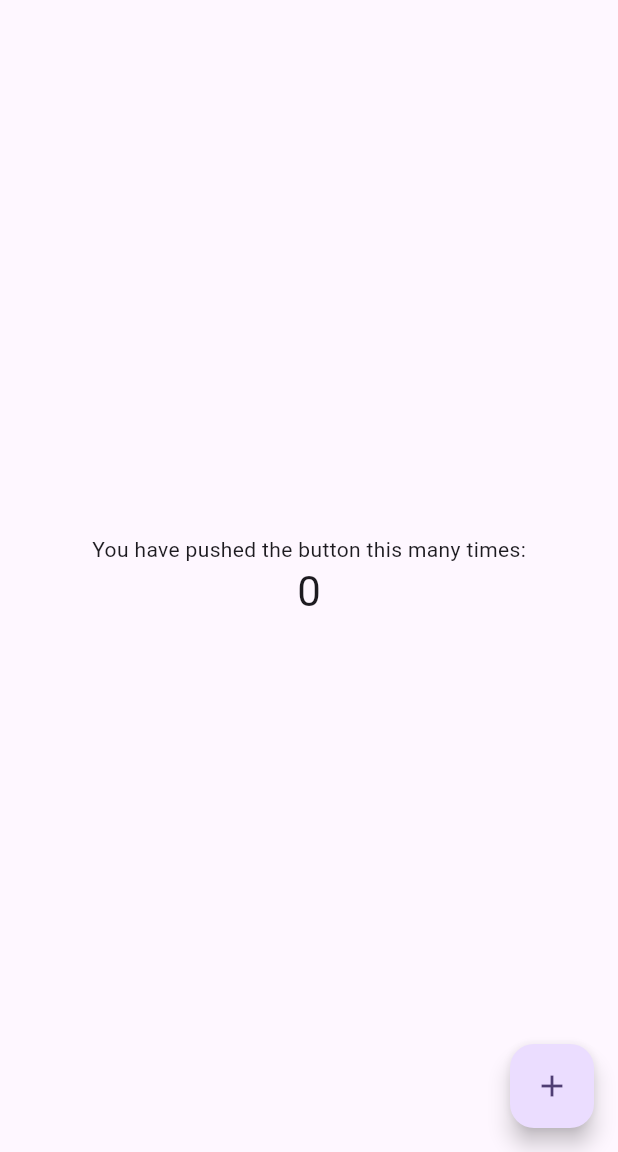
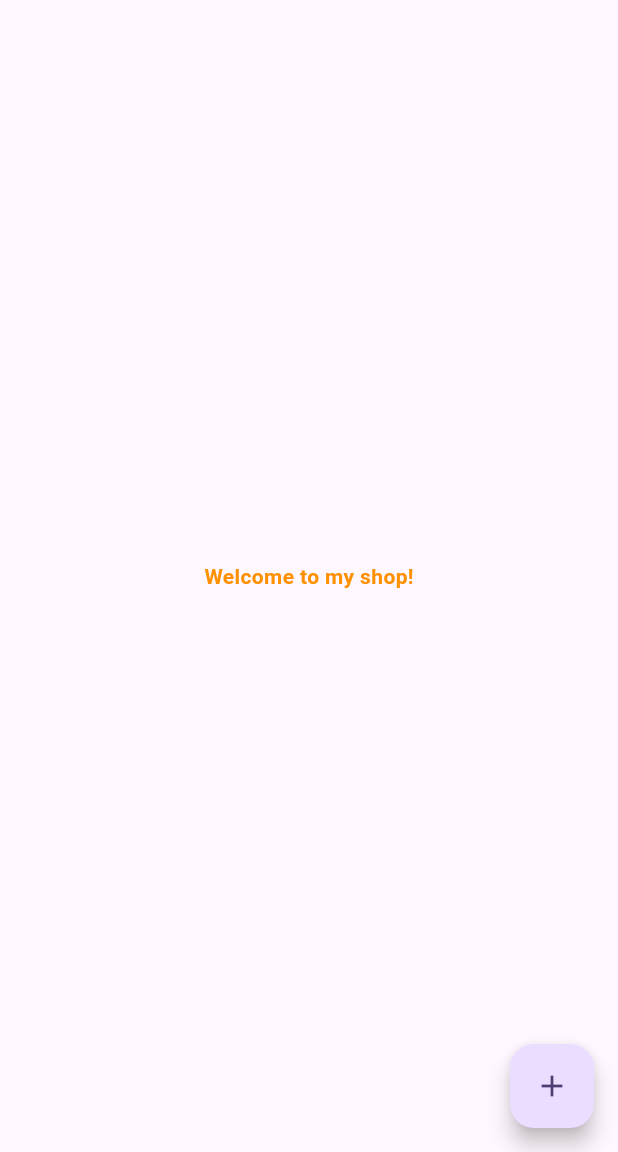
Before and after one commit to jaymckerracher/sandwich_shop, a Flutter app: the screen it shows after launch, on a phone screen of 412 x 824 dp, the part 84-1236 px from its top. Run offline on Flutter 3.47's test engine with Material 3 defaults, Android fonts, the phone set to English and light mode, and no system bars.

Commit message:
change display message text and style

```diff
--- a/lib/main.dart
+++ b/lib/main.dart
@@ -11,7 +11,7 @@ class MyApp extends StatelessWidget {
   @override
   Widget build(BuildContext context) {
     return MaterialApp(
-      title: 'Flutter Demo',
+      title: 'Sandwich Shop App',
       theme: ThemeData(
         // This is the theme of your application.
         //
@@ -54,8 +54,6 @@ class MyHomePage extends StatefulWidget {
 }
 
 class _MyHomePageState extends State<MyHomePage> {
-  int _counter = 0;
-
   void _incrementCounter() {
     setState(() {
       // This call to setState tells the Flutter framework that something has
@@ -63,7 +61,6 @@ class _MyHomePageState extends State<MyHomePage> {
       // so that the display can reflect the updated values. If we changed
       // _counter without calling setState(), then the build method would not be
       // called again, and so nothing would appear to happen.
-      _counter++;
     });
   }
 
@@ -104,10 +101,12 @@ class _MyHomePageState extends State<MyHomePage> {
           // wireframe for each widget.
           mainAxisAlignment: MainAxisAlignment.center,
           children: <Widget>[
-            const Text('You have pushed the button this many times:'),
-            Text(
-              '$_counter',
-              style: Theme.of(context).textTheme.headlineMedium,
+            const Text(
+              'Welcome to my shop!',
+              style: TextStyle(
+                fontWeight: FontWeight.bold,
+                color: Color(0xFFFF9000),
+              ),
             ),
           ],
         ),
```
